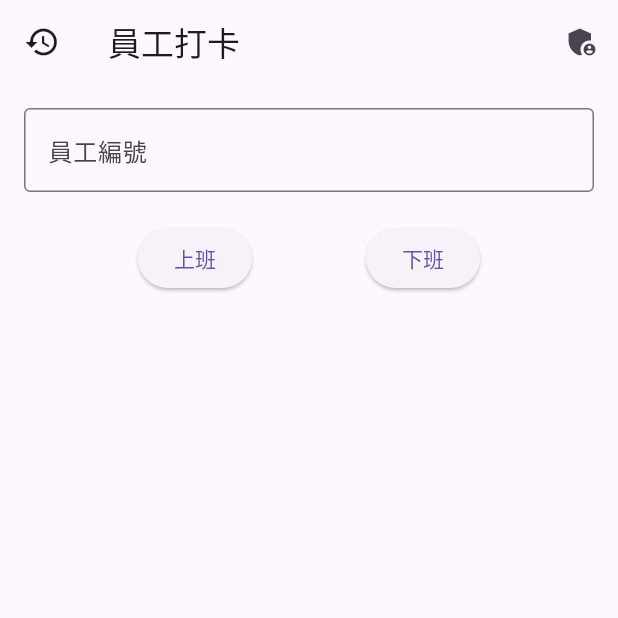
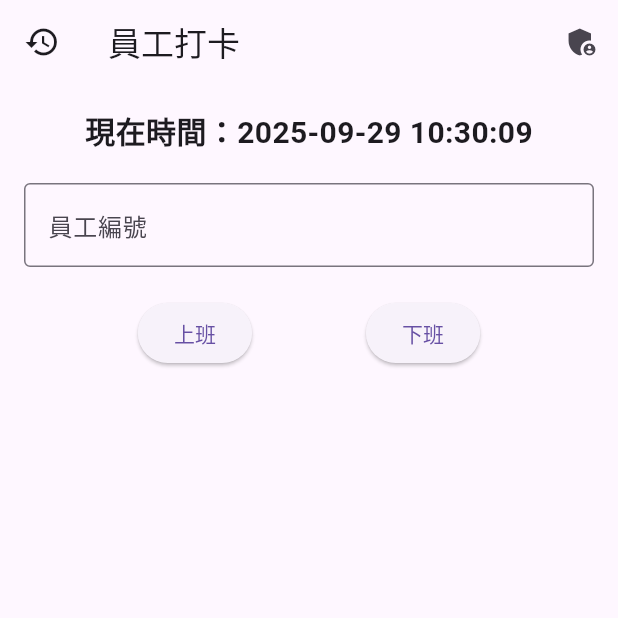
Before and after one commit to chengcheng3523/FlutterNewAPP, a Flutter app: the screen it shows after launch, after a tap on "上班", on a phone screen of 412 x 824 dp, the top half of it. Run offline on Flutter 3.47's test engine with Material 3 defaults, Android fonts, the phone set to English and light mode, and no system bars; our stand-ins replace sqflite; accounts and stored records are empty.

Commit message:
待修改

```diff
--- a/lib/models/attendance_record.dart
+++ b/lib/models/attendance_record.dart
@@ -1,6 +1,6 @@
 //封裝「打卡紀錄」資料的資料模型attendance_record.dart
 class AttendanceRecord {
-  int? id;
+  int? id; // 唯一編號
   String employeeId; // 員工編號
   String name; // 員工姓名 (JOIN 取得)
   DateTime timestamp; // 打卡時間
@@ -14,15 +14,18 @@ class AttendanceRecord {
     required this.type,
   });
 
+  // 轉成 Map，方便存入資料庫
   Map<String, dynamic> toMap() {
     return {
       'id': id,
       'employeeId': employeeId,
+      'name': name,
       'timestamp': timestamp.toIso8601String(),
       'type': type,
     };
   }
 
+  // 從 Map 生成 AttendanceRecord 物件
   factory AttendanceRecord.fromMap(Map<String, dynamic> map) {
     return AttendanceRecord(
       id: map['id'],
--- a/lib/models/employee.dart
+++ b/lib/models/employee.dart
@@ -1,14 +1,16 @@
 // 用來封裝「員工資料」的資料模型employee.dart
 class Employee {
-  String employeeId;
-  String name;
+  String employeeId; // 員工編號
+  String name; // 員工姓名
 
   Employee({required this.employeeId, this.name = ''});
 
+  // 轉成 Map，方便存入資料庫
   Map<String, dynamic> toMap() {
     return {'employeeId': employeeId, 'name': name};
   }
 
+  // 從 Map 生成 Employee 物件
   factory Employee.fromMap(Map<String, dynamic> map) {
     return Employee(employeeId: map['employeeId'], name: map['name'] ?? '');
   }
--- a/lib/screens/admin/admin_employee_page.dart
+++ b/lib/screens/admin/admin_employee_page.dart
@@ -1,4 +1,5 @@
 // 編輯員工資料頁面admin_employee_page.dart
+// 管理員管理員工資料的頁面，包括新增、編輯、刪除員工
 import 'package:flutter/material.dart';
 import '../../services/sqlite_service.dart';
 
@@ -14,11 +15,13 @@ class _AdminEmployeePageState extends State<AdminEmployeePage> {
 
   @override
   void initState() {
+    // 讀取所有員工
     super.initState();
     _loadEmployees();
   }
 
   Future<void> _loadEmployees() async {
+    // 從資料庫載入員工
     final data = await SqliteService.getAllEmployees();
     setState(() {
       employees = data;
@@ -26,6 +29,7 @@ class _AdminEmployeePageState extends State<AdminEmployeePage> {
   }
 
   void _showEmployeeDialog({int? id, String? name}) {
+    // 彈窗新增/編輯
     final TextEditingController controller = TextEditingController(
       text: name ?? '',
     );
@@ -66,6 +70,7 @@ class _AdminEmployeePageState extends State<AdminEmployeePage> {
   }
 
   void _deleteEmployee(int id) async {
+    // 刪除員工（含確認對話框）
     final confirm = await showDialog<bool>(
       context: context,
       builder: (_) => AlertDialog(
--- a/lib/screens/admin/admin_login.dart
+++ b/lib/screens/admin/admin_login.dart
@@ -1,4 +1,5 @@
 // 管理員登入頁admin_login.dart
+// 管理員登入頁面，固定帳號 admin/密碼 1234
 import 'package:flutter/material.dart';
 import 'admin_home.dart';
 
--- a/lib/screens/admin/edit_record.dart
+++ b/lib/screens/admin/edit_record.dart
@@ -1,10 +1,11 @@
 // 修改/刪除紀錄頁edit_record.dart
+// 管理員用於修改/刪除打卡紀錄的畫面
 import 'package:flutter/material.dart';
 import '../../models/attendance_record.dart';
 import '../../services/sqlite_service.dart';
 
 class EditRecord extends StatefulWidget {
-  final AttendanceRecord record;
+  final AttendanceRecord record; // 要編輯的打卡紀錄
   EditRecord({required this.record});
 
   @override
@@ -17,12 +18,14 @@ class _EditRecordState extends State<EditRecord> {
 
   @override
   void initState() {
+    // 初始化輸入框
     super.initState();
     _idController = TextEditingController(text: widget.record.employeeId);
     _typeController = TextEditingController(text: widget.record.type);
   }
 
   void _save() async {
+    // 儲存修改內容
     widget.record.employeeId = _idController.text.trim();
     widget.record.type = _typeController.text.trim();
     await SqliteService.updateRecord(widget.record);
--- a/lib/screens/employee/attendance_history.dart
+++ b/lib/screens/employee/attendance_history.dart
@@ -17,11 +17,13 @@ class _AttendanceHistoryState extends State<AttendanceHistory> {
 
   @override
   void initState() {
+    // 載入紀錄
     super.initState();
     _loadRecords();
   }
 
   void _loadRecords() async {
+    // 資料查詢與過濾
     List<AttendanceRecord> allRecords = await SqliteService.getAllRecords();
     if (widget.employeeId != null) {
       records = allRecords
--- a/lib/screens/employee/employee_home.dart
+++ b/lib/screens/employee/employee_home.dart
@@ -1,5 +1,7 @@
 // 員工打卡頁employee_home.dart
+// 員工進行打卡的主畫面
 import 'package:flutter/material.dart';
+import 'dart:async'; // 新增：Timer 用
 import 'attendance_history.dart';
 import '../admin/admin_login.dart';
 import 'package:intl/intl.dart';
@@ -16,10 +18,50 @@ class EmployeeHome extends StatefulWidget {
 class _EmployeeHomeState extends State<EmployeeHome> {
   final TextEditingController _idController = TextEditingController();
 
+  DateTime now = DateTime.now(); // 當前時間
+  Timer? _timer; // 定時器
+
+  @override
+  void initState() {
+    super.initState();
+    // 每秒更新一次時間
+    _timer = Timer.periodic(Duration(seconds: 1), (timer) {
+      setState(() {
+        now = DateTime.now();
+      });
+    });
+  }
+
+  @override
+  void dispose() {
+    _timer?.cancel();
+    _idController.dispose();
+    super.dispose();
+  }
+
+  // 打卡（上班/下班）
   void _checkInOut(String type) async {
     String empId = _idController.text.trim();
     if (empId.isEmpty) return;
 
+    // 取得員工姓名
+    String empName = '';
+    final employees = await SqliteService.getAllEmployees();
+    final emp = employees.firstWhere(
+      (e) => e['id'].toString() == empId,
+      orElse: () => {},
+    );
+    empName = emp['name'] ?? '';
+    if (empName.isEmpty) {
+      if (mounted) {
+        ScaffoldMessenger.of(
+          context,
+        ).showSnackBar(SnackBar(content: Text('找不到員工編號 $empId')));
+      }
+      return;
+    }
+
+    // 建立打卡紀錄
     AttendanceRecord record = AttendanceRecord(
       employeeId: empId,
       timestamp: DateTime.now(),
@@ -27,12 +69,11 @@ class _EmployeeHomeState extends State<EmployeeHome> {
     );
 
     await SqliteService.insertRecord(record);
-
     if (mounted) {
       ScaffoldMessenger.of(context).showSnackBar(
         SnackBar(
           content: Text(
-            '$type 成功！${DateFormat('yyyy-MM-dd HH:mm:ss').format(record.timestamp)}',
+            '$type 成功！編號：$empId 姓名：$empName\n時間：${DateFormat('yyyy-MM-dd HH:mm:ss').format(record.timestamp)}',
           ),
         ),
       );
@@ -71,6 +112,12 @@ class _EmployeeHomeState extends State<EmployeeHome> {
         padding: EdgeInsets.all(16),
         child: Column(
           children: [
+            // 當前時鐘顯示
+            Text(
+              '現在時間：${DateFormat('yyyy-MM-dd HH:mm:ss').format(now)}',
+              style: TextStyle(fontSize: 20, fontWeight: FontWeight.bold),
+            ),
+            SizedBox(height: 20),
             TextField(
               controller: _idController,
               keyboardType: TextInputType.number,
--- a/lib/widgets/custom_button.dart
+++ b/lib/widgets/custom_button.dart
@@ -1,4 +1,5 @@
-// 自訂按鈕元件 (UI Component)
+// 自訂按鈕元件 (UI Component)custom_button.dart
+// 自訂按鈕元件，方便重複使用
 import 'package:flutter/material.dart';
 
 class CustomButton extends StatelessWidget {
```
Also changed, not shown: lib/services/sqlite_service.dart (+5 -3 lines).
